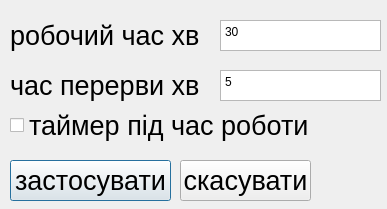
Above: app/presentation/ui/timer.ui from DemaReaktor/alarmer before the change. Below: the same form after it.
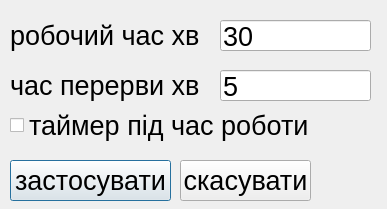
That is the form after the change.

```diff
--- a/app/presentation/ui/timer.ui
+++ b/app/presentation/ui/timer.ui
@@ -31,31 +31,6 @@
     <string>застосувати</string>
    </property>
   </widget>
-  <widget class="QTextEdit" name="job_text">
-   <property name="geometry">
-    <rect>
-     <x>220</x>
-     <y>20</y>
-     <width>161</width>
-     <height>31</height>
-    </rect>
-   </property>
-   <property name="font">
-    <font>
-     <pointsize>20</pointsize>
-    </font>
-   </property>
-   <property name="html">
-    <string>&lt;!DOCTYPE HTML PUBLIC &quot;-//W3C//DTD HTML 4.0//EN&quot; &quot;http://www.w3.org/TR/REC-html40/strict.dtd&quot;&gt;
-&lt;html&gt;&lt;head&gt;&lt;meta name=&quot;qrichtext&quot; content=&quot;1&quot; /&gt;&lt;meta charset=&quot;utf-8&quot; /&gt;&lt;style type=&quot;text/css&quot;&gt;
-p, li { white-space: pre-wrap; }
-hr { height: 1px; border-width: 0; }
-li.unchecked::marker { content: &quot;\2610&quot;; }
-li.checked::marker { content: &quot;\2612&quot;; }
-&lt;/style&gt;&lt;/head&gt;&lt;body style=&quot; font-family:'Segoe UI'; font-size:20pt; font-weight:400; font-style:normal;&quot;&gt;
-&lt;p style=&quot; margin-top:0px; margin-bottom:0px; margin-left:0px; margin-right:0px; -qt-block-indent:0; text-indent:0px;&quot;&gt;&lt;span style=&quot; font-size:9pt;&quot;&gt;30&lt;/span&gt;&lt;/p&gt;&lt;/body&gt;&lt;/html&gt;</string>
-   </property>
-  </widget>
   <widget class="QLabel" name="label">
    <property name="geometry">
     <rect>
@@ -74,31 +49,6 @@
     <string>робочий час хв</string>
    </property>
   </widget>
-  <widget class="QTextEdit" name="break_text">
-   <property name="geometry">
-    <rect>
-     <x>220</x>
-     <y>70</y>
-     <width>161</width>
-     <height>31</height>
-    </rect>
-   </property>
-   <property name="font">
-    <font>
-     <pointsize>20</pointsize>
-    </font>
-   </property>
-   <property name="html">
-    <string>&lt;!DOCTYPE HTML PUBLIC &quot;-//W3C//DTD HTML 4.0//EN&quot; &quot;http://www.w3.org/TR/REC-html40/strict.dtd&quot;&gt;
-&lt;html&gt;&lt;head&gt;&lt;meta name=&quot;qrichtext&quot; content=&quot;1&quot; /&gt;&lt;meta charset=&quot;utf-8&quot; /&gt;&lt;style type=&quot;text/css&quot;&gt;
-p, li { white-space: pre-wrap; }
-hr { height: 1px; border-width: 0; }
-li.unchecked::marker { content: &quot;\2610&quot;; }
-li.checked::marker { content: &quot;\2612&quot;; }
-&lt;/style&gt;&lt;/head&gt;&lt;body style=&quot; font-family:'Segoe UI'; font-size:20pt; font-weight:400; font-style:normal;&quot;&gt;
-&lt;p style=&quot; margin-top:0px; margin-bottom:0px; margin-left:0px; margin-right:0px; -qt-block-indent:0; text-indent:0px;&quot;&gt;&lt;span style=&quot; font-size:9pt;&quot;&gt;5&lt;/span&gt;&lt;/p&gt;&lt;/body&gt;&lt;/html&gt;</string>
-   </property>
-  </widget>
   <widget class="QLabel" name="label_2">
    <property name="geometry">
     <rect>
@@ -151,6 +101,51 @@
    </property>
    <property name="text">
     <string>таймер під час роботи</string>
+   </property>
+   <property name="checkable">
+    <bool>true</bool>
+   </property>
+   <property name="checked">
+    <bool>false</bool>
+   </property>
+   <property name="tristate">
+    <bool>false</bool>
+   </property>
+  </widget>
+  <widget class="QLineEdit" name="job_text">
+   <property name="geometry">
+    <rect>
+     <x>220</x>
+     <y>20</y>
+     <width>151</width>
+     <height>31</height>
+    </rect>
+   </property>
+   <property name="font">
+    <font>
+     <pointsize>20</pointsize>
+    </font>
+   </property>
+   <property name="text">
+    <string>30</string>
+   </property>
+  </widget>
+  <widget class="QLineEdit" name="break_text">
+   <property name="geometry">
+    <rect>
+     <x>220</x>
+     <y>70</y>
+     <width>151</width>
+     <height>31</height>
+    </rect>
+   </property>
+   <property name="font">
+    <font>
+     <pointsize>20</pointsize>
+    </font>
+   </property>
+   <property name="text">
+    <string>5</string>
    </property>
   </widget>
  </widget>
```
Left out of the diff: 3 changed lines with no effect on the pictures.
